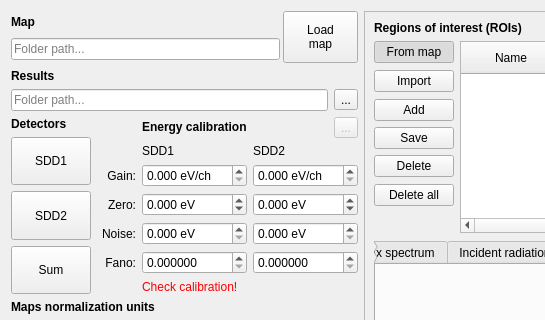
Before: the Qt Designer form single.ui in pfilipl/PolyX-XRF-Data-Analyser, drawn with Qt 5; both pictures show x 0 to 545 and y 0 to 320 of the 1223 by 740 pixel window.
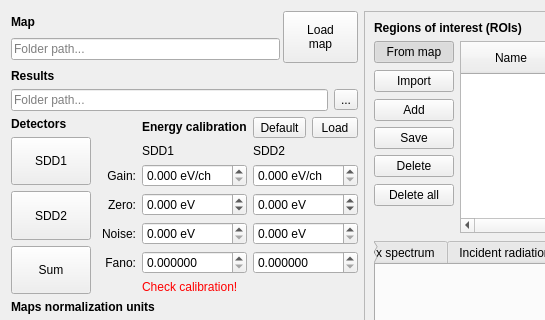
After: the same form once the commit is applied. The open tabs and pages were chosen to show the change. Custom widgets are drawn as their Qt base class.

Commit message: Separate SDDs calibration: importing calibration form SensitivityResults file (Micro-XRF App result), loading default calibration (_dante_Ecallibration files)

Patch:
```diff
--- a/single.ui
+++ b/single.ui
@@ -426,15 +426,34 @@
           </widget>
          </item>
          <item>
-          <widget class="QToolButton" name="toolButton_CallibrationSearch">
+          <widget class="QToolButton" name="toolButton_CalibrationDefault">
+           <property name="sizePolicy">
+            <sizepolicy hsizetype="Preferred" vsizetype="Fixed">
+             <horstretch>0</horstretch>
+             <verstretch>0</verstretch>
+            </sizepolicy>
+           </property>
+           <property name="text">
+            <string>Default</string>
+           </property>
+          </widget>
+         </item>
+         <item>
+          <widget class="QToolButton" name="toolButton_CalibrationLoad">
            <property name="enabled">
-            <bool>false</bool>
+            <bool>true</bool>
+           </property>
+           <property name="sizePolicy">
+            <sizepolicy hsizetype="Preferred" vsizetype="Fixed">
+             <horstretch>0</horstretch>
+             <verstretch>0</verstretch>
+            </sizepolicy>
            </property>
            <property name="mouseTracking">
             <bool>true</bool>
            </property>
            <property name="text">
-            <string>...</string>
+            <string>Load</string>
            </property>
           </widget>
          </item>
```
Left out of the diff: 868 changed lines with no effect on the pictures. The commit also changes 4 other files.
